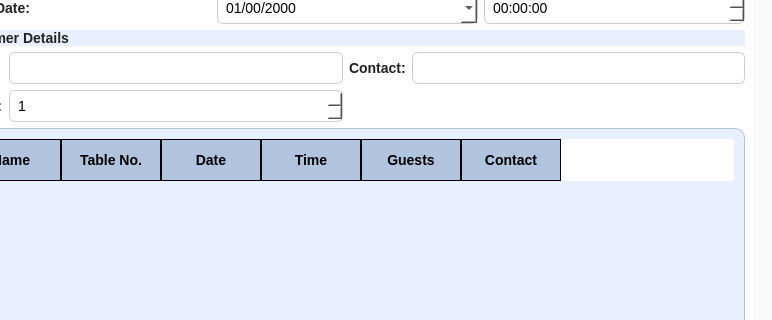
Qt form mainwindow.ui (MuhammadUsman-Murtaza/forked-restaurant-management-system) before a commit; both pictures show x 242 to 1014 and y 117 to 437 of the 1014 by 623 pixel window.
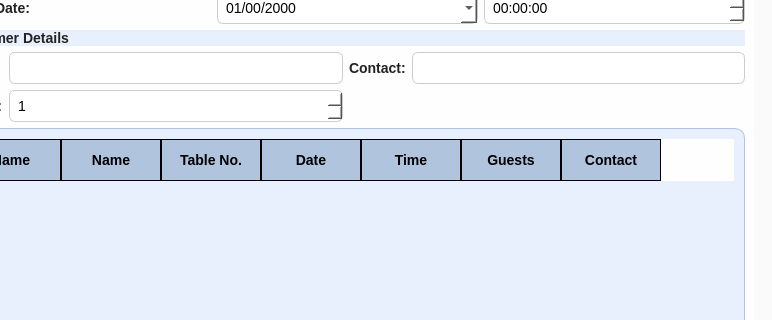
The same form after that commit. The open tabs and pages were chosen to show the change. Icons and pictures are not drawn.

```diff
--- a/mainwindow.ui
+++ b/mainwindow.ui
@@ -2448,6 +2448,11 @@
                <string>Name</string>
               </property>
              </column>
+             <column>
+              <property name="text">
+               <string>Name</string>
+              </property>
+             </column>
              <column>
               <property name="text">
                <string>Table No.</string>
```
Left out of the diff: 1 changed line with no effect on the pictures.
